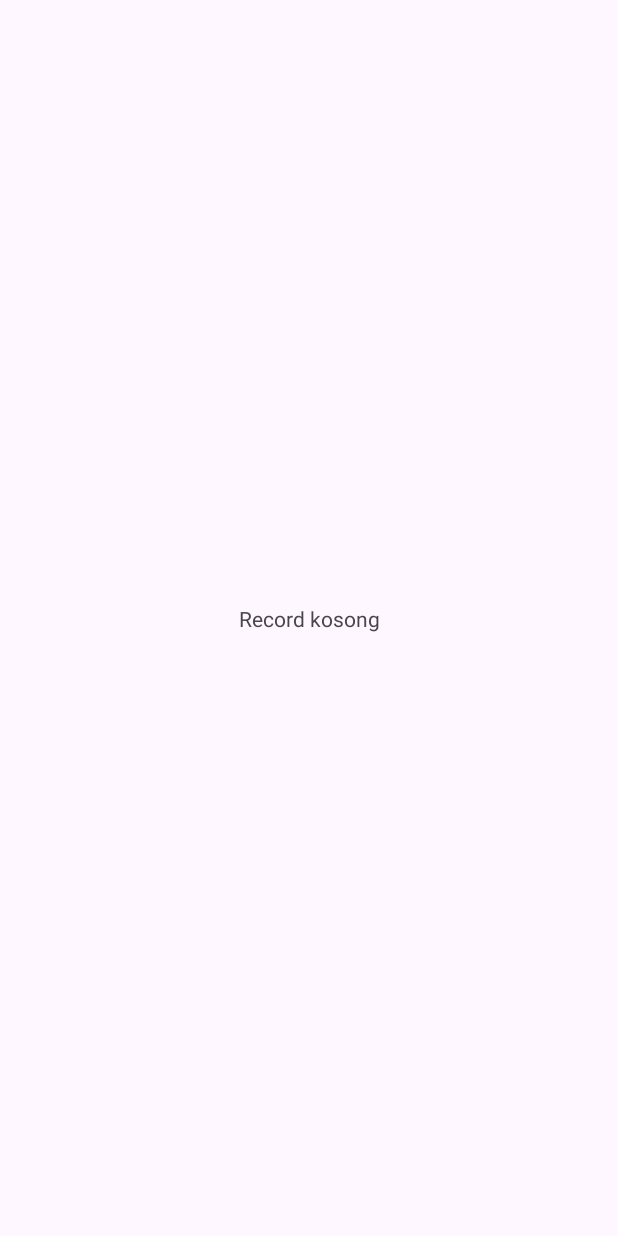
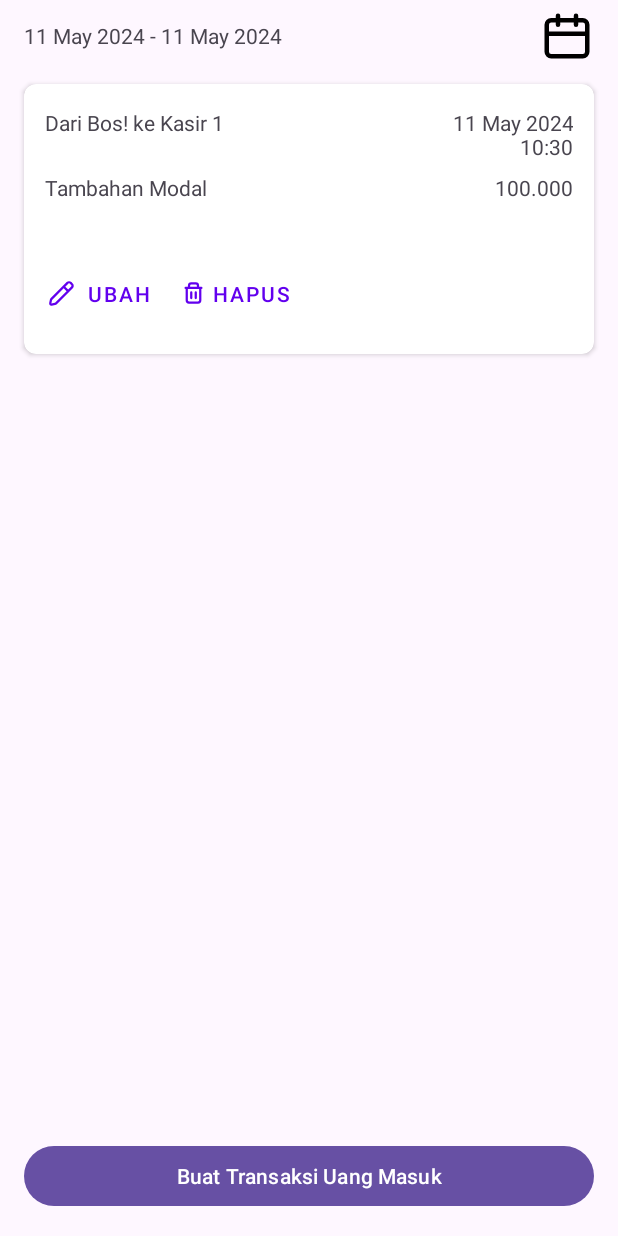
Before and after one commit to faizazharr/record-app, an Android app: the screen it shows after launch (MainActivity), on a phone screen of 412 x 824 dp. Before the commit the screen is almost empty. Run offline under Robolectric (Android 15) with nearby library versions, the phone set to English and light mode, and no system bars; our stand-ins replace Dagger/Hilt's generated code, Room's generated code.

Commit message:
add adapter, date range picker and view on menu fragment

```diff
--- /dev/null
+++ b/app/src/main/java/com/example/pos/feature/uang_masuk/DaftarUangAdapter.kt
@@ -0,0 +1,50 @@
+package com.example.pos.feature.uang_masuk
+
+import android.view.LayoutInflater
+import android.view.ViewGroup
+import androidx.recyclerview.widget.RecyclerView
+import com.example.pos.R
+import com.example.pos.data.model.local.Record
+import com.example.pos.databinding.ItemRvUangMasukBinding
+import com.example.pos.util.formatDate
+
+class DaftarUangAdapter(private var records: List<Record>?):
+    RecyclerView.Adapter<DaftarUangAdapter.DaftarUangVH>() {
+    class  DaftarUangVH(private val binding: ItemRvUangMasukBinding): RecyclerView.ViewHolder(binding.root) {
+        private val FORMAT_DATE = "dd MMMM yyyy\nHH:mm"
+        fun bind(record: Record) {
+            binding.apply {
+                tvInfo.text = itemView.context.getString(R.string.text_from_to, record.from, record.to)
+                tvNotes.text = record.note
+                tvDate.text = record.date?.formatDate(FORMAT_DATE)
+                tvAmount.text = record.total
+                btnEdit.setOnClickListener {
+
+                }
+                btnDelete.setOnClickListener {
+
+                }
+            }
+        }
+
+    }
+
+    override fun onCreateViewHolder(parent: ViewGroup, viewType: Int): DaftarUangVH =
+        DaftarUangVH(
+            ItemRvUangMasukBinding.inflate(
+                LayoutInflater.from(parent.context),
+                parent,
+                false
+            )
+        )
+
+    override fun getItemCount(): Int = if(records.isNullOrEmpty()) 0 else records!!.size
+
+    override fun onBindViewHolder(holder: DaftarUangVH, position: Int) =
+        holder.bind(records!![position])
+
+    fun setRecords(newRecords: List<Record>?){
+        records = newRecords
+        notifyDataSetChanged()
+    }
+}
--- a/app/src/main/java/com/example/pos/feature/uang_masuk/DaftarUangMasukFragment.kt
+++ b/app/src/main/java/com/example/pos/feature/uang_masuk/DaftarUangMasukFragment.kt
@@ -4,40 +4,101 @@ import android.os.Bundle
 import android.view.LayoutInflater
 import android.view.View
 import android.view.ViewGroup
+import androidx.core.util.Pair
 import androidx.fragment.app.Fragment
 import androidx.fragment.app.activityViewModels
+import androidx.recyclerview.widget.LinearLayoutManager
 import com.example.pos.R
 import com.example.pos.data.model.local.Record
 import com.example.pos.databinding.FragmentDaftarUangMasukBinding
 import com.example.pos.util.NavGraph
+import com.example.pos.util.currentDate
+import com.example.pos.util.formatDate
+import com.example.pos.util.parseDate
+import com.example.pos.util.parseFormatDate
+import com.google.android.material.datepicker.MaterialDatePicker
+
 
 class DaftarUangMasukFragment : Fragment() {
     private val viewModel: DaftarUangMasukViewModel by activityViewModels()
     private lateinit var binding: FragmentDaftarUangMasukBinding
+    private lateinit var adapter: DaftarUangAdapter
 
     override fun onCreateView(
         inflater: LayoutInflater, container: ViewGroup?,
         savedInstanceState: Bundle?
     ): View {
         binding = FragmentDaftarUangMasukBinding.inflate(inflater, container, false)
+        adapter = DaftarUangAdapter(null)
+        initUi()
         setupRecordModel()
         return binding.root
     }
 
-    private fun setupRecordModel() {
-        viewModel.loadRecords().observe(viewLifecycleOwner) { records ->
-            initUi(records)
+    private fun initUi() {
+        binding.apply {
+            viewModel.startDate.observe(viewLifecycleOwner) {
+                tvFilter.text = "${it?.parseFormatDate()} - ${viewModel.endDate.value?.parseFormatDate()}"
+            }
+
+            viewModel.endDate.observe(viewLifecycleOwner) {
+                tvFilter.text = "${viewModel.startDate.value?.parseFormatDate()} - ${it?.parseFormatDate()}"
+            }
+
+            rvList.layoutManager = LinearLayoutManager(context)
+            rvList.adapter = adapter
+
+            btnFilter.setOnClickListener {
+                dialogDatePicker()
+            }
+
+            btnToInput.setOnClickListener {
+                navigateInputUang()
+            }
         }
     }
 
-    private fun initUi(records: List<Record>?) {
+    private fun setupRecordModel() {
+        viewModel.loadRecords().observe(viewLifecycleOwner) { records ->
+            initRecords(records)
+        }
+    }
+
+    private fun initRecords(records: List<Record>?) {
         binding.apply {
-            if (!records.isNullOrEmpty()) {
+            val records2 = listOf(
+                Record(
+                    to="Kasir 1",
+                    from = "Bos",
+                    note = "Tambahan Modal",
+                    total = "100.000",
+                    date = currentDate().parseDate()
+                )
+            )
+            if (!records2.isNullOrEmpty()) {
                 tvEmptyRecord.visibility = View.GONE
             } else {
                 tvEmptyRecord.visibility = View.VISIBLE
             }
+            adapter.setRecords(records2)
         }
+    }
+
+    private fun dialogDatePicker() {
+        val dialog = MaterialDatePicker.Builder
+            .dateRangePicker()
+            .setPositiveButtonText("Pilih")
+            .setSelection(Pair(viewModel.startDate.value?.parseDate(), viewModel.startDate.value?.parseDate()))
+            .build()
+        dialog.addOnPositiveButtonClickListener {
+
+            viewModel.setStartDate(it.first.formatDate())
+            viewModel.setEndDate(it.second.formatDate())
+            viewModel.loadRecords()
+
+            dialog.dismiss()
+        }
+        dialog.show(childFragmentManager, "DATE_PICKER")
     }
 
     // kalau mau navigate buat input uang panggil ini aja
--- a/app/src/main/java/com/example/pos/feature/uang_masuk/DaftarUangMasukViewModel.kt
+++ b/app/src/main/java/com/example/pos/feature/uang_masuk/DaftarUangMasukViewModel.kt
@@ -7,6 +7,7 @@ import androidx.lifecycle.asLiveData
 import androidx.lifecycle.viewModelScope
 import com.example.pos.data.model.local.Record
 import com.example.pos.repositories.RecordRepository
+import com.example.pos.util.currentDate
 import com.example.pos.util.parseDate
 import dagger.hilt.android.lifecycle.HiltViewModel
 import kotlinx.coroutines.launch
@@ -16,12 +17,12 @@ import javax.inject.Inject
 class DaftarUangMasukViewModel @Inject constructor(
     private val recordRepository: RecordRepository
 ) : ViewModel() {
-    private val startDate = MutableLiveData<String>()
-    private val endDate = MutableLiveData<String>()
+    val startDate = MutableLiveData<String>()
+    val endDate = MutableLiveData<String>()
 
     init {
-        startDate.value = ""
-        endDate.value = ""
+        startDate.value = currentDate()
+        endDate.value = currentDate()
     }
 
     fun setStartDate(startDate: String) {
@@ -42,8 +43,8 @@ class DaftarUangMasukViewModel @Inject constructor(
                 if (startDate.parseDate() < endDate.parseDate()) {
                     val records =
                         recordRepository.getRecords(
-                            from = startDate.toLong(),
-                            to = endDate.toLong()
+                            from = startDate.parseDate(),
+                            to = endDate.parseDate()
                         )
                             .asLiveData(viewModelScope.coroutineContext)
                     mutableRecord.value = records.value
--- /dev/null
+++ b/app/src/main/res/drawable/ic_calender.xml
@@ -0,0 +1,9 @@
+<vector xmlns:android="http://schemas.android.com/apk/res/android"
+    android:width="24dp"
+    android:height="24dp"
+    android:viewportWidth="24"
+    android:viewportHeight="24">
+  <path
+      android:pathData="M19,4L17,4L17,3a1,1 0,0 0,-2 0L15,4L9,4L9,3A1,1 0,0 0,7 3L7,4L5,4A3,3 0,0 0,2 7L2,19a3,3 0,0 0,3 3L19,22a3,3 0,0 0,3 -3L22,7A3,3 0,0 0,19 4ZM20,19a1,1 0,0 1,-1 1L5,20a1,1 0,0 1,-1 -1L4,12L20,12ZM20,10L4,10L4,7A1,1 0,0 1,5 6L7,6L7,7A1,1 0,0 0,9 7L9,6h6L15,7a1,1 0,0 0,2 0L17,6h2a1,1 0,0 1,1 1Z"
+      android:fillColor="#000000"/>
+</vector>
--- /dev/null
+++ b/app/src/main/res/drawable/ic_delete.xml
@@ -0,0 +1,13 @@
+<vector xmlns:android="http://schemas.android.com/apk/res/android"
+    android:width="24dp"
+    android:height="24dp"
+    android:viewportWidth="24"
+    android:viewportHeight="24">
+  <path
+      android:pathData="M6,7V18C6,19.105 6.895,20 8,20H16C17.105,20 18,19.105 18,18V7M6,7H5M6,7H8M18,7H19M18,7H16M10,11V16M14,11V16M8,7V5C8,3.895 8.895,3 10,3H14C15.105,3 16,3.895 16,5V7M8,7H16"
+      android:strokeLineJoin="round"
+      android:strokeWidth="2"
+      android:fillColor="#00000000"
+      android:strokeColor="#000000"
+      android:strokeLineCap="round"/>
+</vector>
--- /dev/null
+++ b/app/src/main/res/drawable/ic_edit.xml
@@ -0,0 +1,10 @@
+<vector xmlns:android="http://schemas.android.com/apk/res/android"
+    android:width="24dp"
+    android:height="24dp"
+    android:viewportWidth="24"
+    android:viewportHeight="24">
+  <path
+      android:pathData="M20.848,1.879C19.676,0.707 17.777,0.707 16.605,1.879L2.447,16.036C2.029,16.455 1.743,16.989 1.627,17.569L1.04,20.505C0.76,21.904 1.994,23.138 3.393,22.858L6.329,22.271C6.909,22.155 7.443,21.869 7.862,21.451L22.019,7.293C23.191,6.121 23.191,4.222 22.019,3.05L20.848,1.879ZM18.019,3.293C18.41,2.902 19.043,2.902 19.434,3.293L20.605,4.464C20.996,4.855 20.996,5.488 20.605,5.879L17.933,8.55L15.348,5.964L18.019,3.293ZM13.933,7.379L3.862,17.451C3.722,17.59 3.627,17.768 3.588,17.962L3.001,20.897L5.936,20.31C6.13,20.271 6.308,20.176 6.447,20.036L16.519,9.964L13.933,7.379Z"
+      android:fillColor="#0F0F0F"
+      android:fillType="evenOdd"/>
+</vector>
--- a/app/src/main/res/layout/fragment_daftar_uang_masuk.xml
+++ b/app/src/main/res/layout/fragment_daftar_uang_masuk.xml
@@ -4,9 +4,49 @@
     xmlns:tools="http://schemas.android.com/tools"
     android:layout_width="match_parent"
     android:layout_height="match_parent"
-    android:padding="16dp"
     tools:context=".feature.uang_masuk.DaftarUangMasukFragment">
 
+    <LinearLayout
+        android:id="@+id/ll_filter"
+        android:layout_width="match_parent"
+        android:layout_height="48dp"
+        android:gravity="center_vertical"
+        android:orientation="horizontal"
+        android:paddingHorizontal="16dp"
+        app:layout_constraintTop_toTopOf="parent">
+        <TextView
+            android:id="@+id/tv_filter"
+            android:layout_width="0dp"
+            android:layout_height="wrap_content"
+            android:layout_weight="1"
+            android:text="25 Maret 2025 - 25 Maret 2025"/>
+
+        <ImageButton
+            android:id="@+id/btn_filter"
+            android:background="#00000000"
+            android:layout_width="36dp"
+            android:layout_height="36dp"
+            android:layout_marginStart="8dp"
+            android:scaleType="fitCenter"
+            android:src="@drawable/ic_calender"/>
+    </LinearLayout>
+
+    <androidx.recyclerview.widget.RecyclerView
+        android:id="@+id/rv_list"
+        android:layout_width="match_parent"
+        android:layout_height="0dp"
+        app:layout_constraintTop_toBottomOf="@+id/ll_filter"
+        app:layout_constraintBottom_toTopOf="@id/btn_to_input"
+        tools:itemCount="2"
+        tools:listitem="@layout/item_rv_uang_masuk"/>
+
+    <Button
+        android:id="@+id/btn_to_input"
+        android:layout_width="match_parent"
+        android:layout_height="wrap_content"
+        android:layout_margin="16dp"
+        android:text="Buat Transaksi Uang Masuk"
+        app:layout_constraintBottom_toBottomOf="parent"/>
     <TextView
         android:id="@+id/tv_empty_record"
         android:layout_width="wrap_content"
--- /dev/null
+++ b/app/src/main/res/layout/item_rv_uang_masuk.xml
@@ -0,0 +1,98 @@
+<?xml version="1.0" encoding="utf-8"?>
+<androidx.constraintlayout.widget.ConstraintLayout xmlns:android="http://schemas.android.com/apk/res/android"
+    android:layout_width="match_parent"
+    android:layout_height="wrap_content"
+    xmlns:app="http://schemas.android.com/apk/res-auto">
+
+    <androidx.cardview.widget.CardView
+        android:layout_width="match_parent"
+        android:layout_height="180dp"
+        android:layout_marginHorizontal="16dp"
+        android:layout_marginVertical="8dp"
+        app:cardCornerRadius="8dp"
+        app:cardBackgroundColor="@color/white"
+        app:layout_constraintTop_toTopOf="parent"
+        app:layout_constraintBottom_toBottomOf="parent">
+        <androidx.constraintlayout.widget.ConstraintLayout
+            android:layout_width="match_parent"
+            android:layout_height="match_parent"
+            android:layout_marginVertical="16dp"
+            android:layout_marginHorizontal="8dp">
+            <androidx.constraintlayout.widget.Guideline
+                android:id="@+id/gl_ver66"
+                android:layout_width="wrap_content"
+                android:layout_height="match_parent"
+                android:orientation="vertical"
+                app:layout_constraintGuide_percent="0.66"/>
+            <TextView
+                android:id="@+id/tv_info"
+                android:layout_width="0dp"
+                android:layout_height="wrap_content"
+                android:layout_marginHorizontal="6dp"
+                android:maxLines="1"
+                android:text="@string/text_from_to"
+                app:layout_constraintTop_toTopOf="parent"
+                app:layout_constraintStart_toStartOf="parent"
+                app:layout_constraintEnd_toStartOf="@id/gl_ver66"/>
+
+            <TextView
+                android:id="@+id/tv_date"
+                android:layout_width="0dp"
+                android:layout_height="wrap_content"
+                android:layout_marginHorizontal="6dp"
+                android:gravity="end"
+                android:text="25/03/2025\n13:00"
+                app:layout_constraintEnd_toEndOf="parent"
+                app:layout_constraintStart_toStartOf="@+id/gl_ver66"
+                app:layout_constraintTop_toTopOf="parent" />
+
+            <TextView
+                android:id="@+id/tv_notes"
+                android:layout_width="0dp"
+                android:layout_height="wrap_content"
+                android:layout_marginHorizontal="6dp"
+                android:layout_marginVertical="8dp"
+                android:maxLines="2"
+                android:text="Tamabahan Modal"
+                app:layout_constraintTop_toBottomOf="@id/tv_date"
+                app:layout_constraintStart_toStartOf="parent"
+                app:layout_constraintEnd_toStartOf="@id/gl_ver66"/>
+            <TextView
+                android:id="@+id/tv_amount"
+                android:layout_width="0dp"
+                android:layout_height="wrap_content"
+                android:layout_marginHorizontal="6dp"
+                android:layout_marginVertical="8dp"
+                android:gravity="end"
+                android:text="Rp100.000"
+                app:layout_constraintTop_toBottomOf="@id/tv_date"
+                app:layout_constraintEnd_toEndOf="parent"
+                app:layout_constraintStart_toStartOf="@+id/gl_ver66"/>
+
+            <com.google.android.material.button.MaterialButton
+                android:id="@+id/btn_edit"
+                android:layout_width="wrap_content"
+                android:layout_height="wrap_content"
+                android:textColor="@color/design_default_color_primary"
+                style="@style/Widget.MaterialComponents.Button.TextButton"
+                android:text="Ubah"
+                app:icon="@drawable/ic_edit"
+                app:iconTint="@color/design_default_color_primary"
+                app:layout_constraintBottom_toBottomOf="parent"
+                app:layout_constraintStart_toStartOf="parent"/>
+
+            <com.google.android.material.button.MaterialButton
+                android:id="@+id/btn_delete"
+                android:layout_width="wrap_content"
+                android:layout_height="wrap_content"
+                android:textColor="@color/design_default_color_primary"
+                style="@style/Widget.MaterialComponents.Button.TextButton"
+                android:text="Hapus"
+                app:icon="@drawable/ic_delete"
+                app:iconTint="@color/design_default_color_primary"
+                app:layout_constraintBottom_toBottomOf="parent"
+                app:layout_constraintStart_toEndOf="@id/btn_edit"/>
+        </androidx.constraintlayout.widget.ConstraintLayout>
+    </androidx.cardview.widget.CardView>
+
+</androidx.constraintlayout.widget.ConstraintLayout>
--- a/app/src/main/res/values/strings.xml
+++ b/app/src/main/res/values/strings.xml
@@ -8,4 +8,5 @@
     <string name="label_hint_note">Keterangan</string>
     <string name="label_hint_total">Jumlah</string>
     <string name="label_save">Save</string>
+    <string name="text_from_to">Dari %1$s! ke %2$s</string>
 </resources>
```
